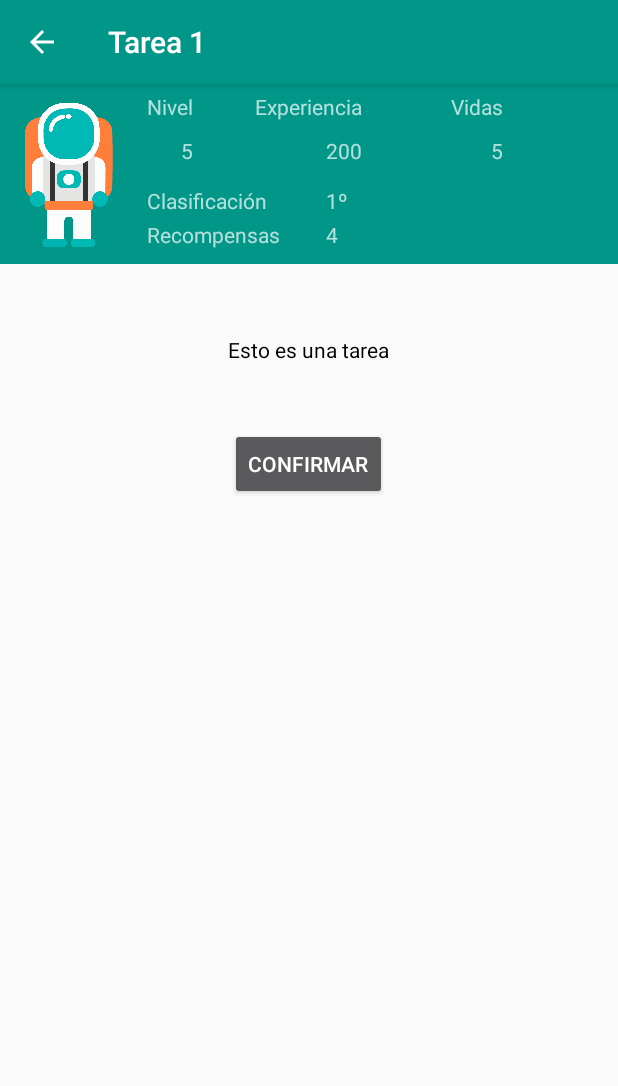
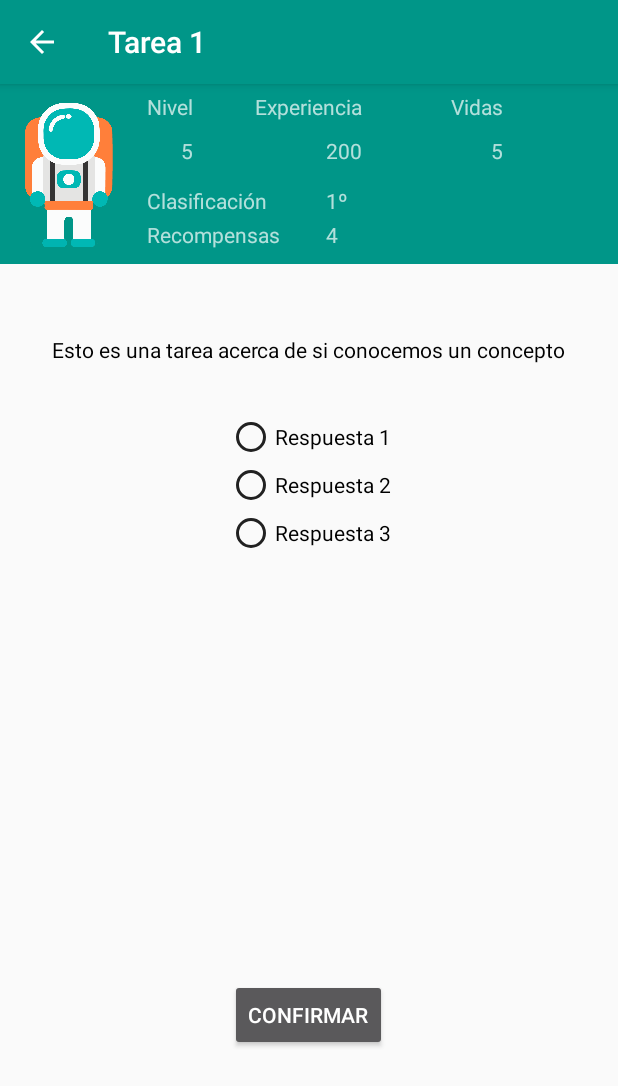
Before and after one commit to miguelfervi/Planetaria, an Android app: the Ejercicio1Activity screen opened directly, with no data from a screen before it, on a phone screen of 412 x 824 dp. Shown: the top 1086 px of the screen. Run offline under Robolectric (Android 15) with nearby library versions, the phone set to English and light mode, and no system bars; our stand-ins replace Firebase (no records; nobody signed in at launch, a user with empty details on screens opened directly); libraries missing offline, so code that uses them is left out: com.estimote.cloud_plugin, com.estimote.internal_plugins_api.

Commit message:
Some material design

```diff
--- a/app/src/main/java/com/tfm/miguel/planetaria/Activities/Ejercicio1Activity.java
+++ b/app/src/main/java/com/tfm/miguel/planetaria/Activities/Ejercicio1Activity.java
@@ -3,31 +3,22 @@ package com.tfm.miguel.planetaria.Activities;
 import android.support.v7.app.AppCompatActivity;
 import android.os.Bundle;
 import android.support.v7.widget.Toolbar;
-import android.util.Log;
 import android.view.View;
 import android.view.Window;
 import android.view.WindowManager;
 import android.widget.Button;
-import android.widget.GridView;
+import android.widget.RadioButton;
 import android.widget.TextView;
 
 import com.estimote.cloud_plugin.common.EstimoteCloudCredentials;
 import com.estimote.internal_plugins_api.cloud.CloudCredentials;
-import com.estimote.mustard.rx_goodness.rx_requirements_wizard.Requirement;
-import com.estimote.mustard.rx_goodness.rx_requirements_wizard.RequirementsWizardFactory;
 import com.google.firebase.FirebaseApp;
 import com.google.firebase.database.DatabaseReference;
 import com.google.firebase.database.FirebaseDatabase;
-import com.tfm.miguel.planetaria.Models.Ejemplo;
+import com.tfm.miguel.planetaria.Models.Pregunta;
 import com.tfm.miguel.planetaria.R;
 import com.tfm.miguel.planetaria.estimote.ProximityContentAdapter;
 import com.tfm.miguel.planetaria.estimote.ProximityContentManager;
-
-import java.util.List;
-
-import kotlin.Unit;
-import kotlin.jvm.functions.Function0;
-import kotlin.jvm.functions.Function1;
 
 public class Ejercicio1Activity extends AppCompatActivity {
 
@@ -36,6 +27,8 @@ public class Ejercicio1Activity extends AppCompatActivity {
     private ProximityContentAdapter proximityContentAdapter;
     private Button btn;
     private TextView tv;
+    private RadioButton r1,r2,r3;
+
     private DatabaseReference mDatabaseReference;
 
     public CloudCredentials cloudCredentials =
@@ -67,13 +60,17 @@ public class Ejercicio1Activity extends AppCompatActivity {
 
         btn = (Button) findViewById(R.id.buttonConfirm);
         tv = (TextView) findViewById(R.id.ejemplo);
+        r1 = (RadioButton) findViewById(R.id.radioButton);
+        r2 = (RadioButton) findViewById(R.id.radioButton2);
+        r3 = (RadioButton) findViewById(R.id.radioButton3);
+
         FirebaseApp.initializeApp(this);
 
         mDatabaseReference = FirebaseDatabase.getInstance().getReference();
         btn.setOnClickListener(new View.OnClickListener() {
             @Override
             public void onClick(View v) {
-                Ejemplo ejemplo = new Ejemplo(tv.getText().toString());
+                Pregunta ejemplo = new Pregunta(tv.getText().toString(),r1.isChecked(),r2.isChecked(),r3.isChecked());
                 mDatabaseReference.child("ejercicios").push().setValue(ejemplo);
                 finish();
             }
--- a/app/src/main/res/layout/activity_ejercicio1.xml
+++ b/app/src/main/res/layout/activity_ejercicio1.xml
@@ -31,17 +31,67 @@
         android:layout_alignParentTop="true"
         android:layout_centerHorizontal="true"
         android:layout_marginTop="223dp"
-        android:text="Esto es una tarea"
+        android:text="Esto es una tarea acerca de si conocemos un concepto"
         android:id="@+id/ejemplo"
         android:textColor="#000000"/>
+
 
     <Button
         android:id="@+id/buttonConfirm"
         android:layout_width="wrap_content"
         android:layout_height="wrap_content"
+        android:layout_alignParentBottom="true"
+        android:layout_centerHorizontal="true"
+        android:layout_marginBottom="123dp"
+        android:text="Confirmar" />
+
+    <RadioGroup
+        android:layout_width="wrap_content"
+        android:layout_height="500dp"
         android:layout_alignParentTop="true"
         android:layout_centerHorizontal="true"
-        android:layout_marginTop="285dp"
-        android:text="Confirmar"/>
+        android:layout_marginTop="0dp">
+
+
+        <RadioButton
+            android:id="@+id/radioButton4"
+            android:layout_width="wrap_content"
+            android:layout_height="wrap_content"
+            android:layout_weight="1"
+            android:text="RadioButton" />
+
+        <RadioButton
+            android:id="@+id/radioButton"
+            android:layout_width="wrap_content"
+            android:layout_height="wrap_content"
+            android:layout_alignParentTop="true"
+            android:layout_centerHorizontal="true"
+            android:layout_marginTop="275dp"
+            android:text="Respuesta 1"
+            android:buttonTint="@color/colorPrimaryText"
+            android:textColor="#000000" />
+
+        <RadioButton
+            android:id="@+id/radioButton2"
+            android:layout_width="wrap_content"
+            android:layout_height="wrap_content"
+            android:layout_centerInParent="true"
+            android:text="Respuesta 2"
+            android:buttonTint="@color/colorPrimaryText"
+            android:textColor="#000000" />
+
+        <RadioButton
+            android:id="@+id/radioButton3"
+            android:layout_width="wrap_content"
+            android:layout_height="wrap_content"
+            android:layout_alignParentBottom="true"
+            android:layout_centerHorizontal="true"
+            android:layout_marginBottom="233dp"
+            android:text="Respuesta 3"
+            android:buttonTint="@color/colorPrimaryText"
+            android:textColor="#000000" />
+
+
+    </RadioGroup>
 
 </RelativeLayout>
```
Also changed, not shown: app/src/main/java/com/tfm/miguel/planetaria/Fragments/SistemaNavegacionFragment.java (+12 -2 lines), app/src/main/java/com/tfm/miguel/planetaria/Models/Ejemplo.java (deleted, +0 -9 lines), app/src/main/java/com/tfm/miguel/planetaria/Models/Pregunta.java (+11 -6 lines).
